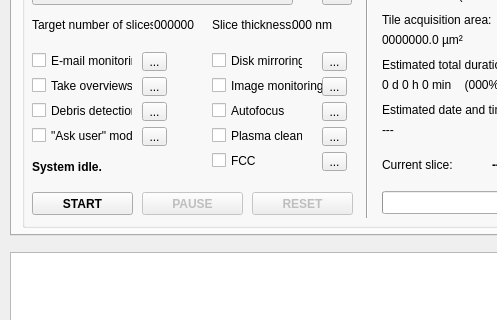
Old version of the form gui/main_window.ui in the repository SBEMimage/SBEMimage; both pictures show x 0 to 497 and y 327 to 647 of the 711 by 950 pixel window.
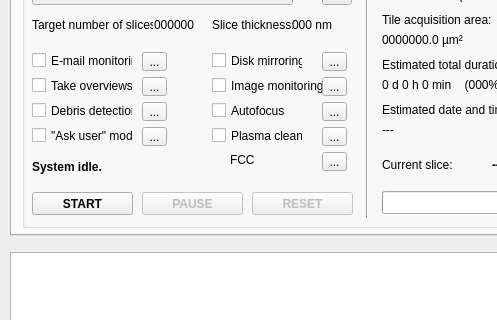
New version of the form.

Commit message: FCC: moved on/off inside dialog, improved value edit

Patch:
```diff
--- a/gui/main_window.ui
+++ b/gui/main_window.ui
@@ -923,16 +923,13 @@
         <string>...</string>
        </property>
       </widget>
-      <widget class="QCheckBox" name="checkBox_chargeCompensator">
-       <property name="enabled">
-        <bool>true</bool>
-       </property>
+      <widget class="QLabel" name="label_fs_3">
        <property name="geometry">
         <rect>
-         <x>190</x>
+         <x>208</x>
          <y>195</y>
-         <width>91</width>
-         <height>17</height>
+         <width>31</width>
+         <height>16</height>
         </rect>
        </property>
        <property name="text">
```
Left out of the diff: 2 changed lines with no effect on the pictures. The commit also changes 3 other files.
